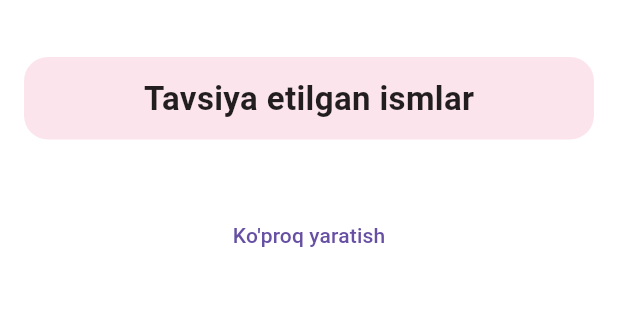
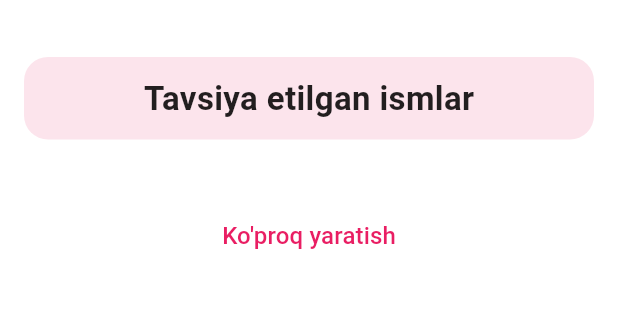
Before and after one commit to AkmaljonAbdirakhimov/name_me, a Flutter app: the NameSuggestionsScreen screen opened directly, on a phone screen of 412 x 824 dp, the part 63-383 px from its top. Run offline on Flutter 3.47's test engine with Material 3 defaults, Android fonts, the phone set to English and light mode, and no system bars; our stand-ins replace dio, easy_localization, equatable, flutter_bloc, flutter_dotenv, get_it and 3 more; accounts and stored records are empty; Roboto replaces fonts that are missing (Poppins).

Commit message:
load more

```diff
--- a/lib/application/name_suggestions/name_suggestions_bloc.dart
+++ b/lib/application/name_suggestions/name_suggestions_bloc.dart
@@ -113,6 +113,7 @@ class NameSuggestionsBloc
         favoriteSuggestions: favoriteSuggestions,
       ));
     } catch (e) {
+      print(e);
       emit(state.copyWith(error: e.toString()));
     }
   }
--- a/lib/application/name_suggestions/name_suggestions_event.dart
+++ b/lib/application/name_suggestions/name_suggestions_event.dart
@@ -5,7 +5,7 @@ sealed class NameSuggestionsEvent {
       NamePreference currentPreference) = _GenerateNames;
   const factory NameSuggestionsEvent.generateMoreNames(
       NamePreference currentPreference) = _GenerateMoreNames;
-  const factory NameSuggestionsEvent.save(NameSuggestion suggestion) =
+  const factory NameSuggestionsEvent.like(NameSuggestion suggestion) =
       _LikeName;
   const factory NameSuggestionsEvent.loadFavoriteNames() = _LoadFavoriteNames;
   const factory NameSuggestionsEvent.removeFavoriteName(int index) =
--- a/lib/domain/models/favorite_name_suggestion.dart
+++ b/lib/domain/models/favorite_name_suggestion.dart
@@ -1,6 +1,7 @@
 import 'package:hive/hive.dart';
 
 import '../../utils/utils.dart';
+import 'gender.dart';
 import 'name_suggestion.dart';
 
 part 'favorite_name_suggestion.g.dart';
--- /dev/null
+++ b/lib/domain/models/gender.dart
@@ -0,0 +1,13 @@
+import 'package:hive_flutter/hive_flutter.dart';
+
+part 'gender.g.dart';
+
+@HiveType(typeId: 0)
+enum Genders {
+  @HiveField(0)
+  boy,
+  @HiveField(1)
+  girl,
+  @HiveField(2)
+  both
+}
--- a/lib/domain/models/name_suggestion.dart
+++ b/lib/domain/models/name_suggestion.dart
@@ -1,6 +1,7 @@
 import 'package:equatable/equatable.dart';
 
 import '../../utils/utils.dart';
+import 'gender.dart';
 
 class NameSuggestion extends Equatable {
   final LocalizedString name;
--- a/lib/domain/services/favorite_name_service.dart
+++ b/lib/domain/services/favorite_name_service.dart
@@ -1,4 +1,5 @@
 import 'package:hive_flutter/hive_flutter.dart';
+import 'package:name_me/domain/models/gender.dart';
 
 import '../domain.dart';
 import '../models/favorite_name_suggestion.dart';
@@ -8,12 +9,14 @@ class FavoriteNamesService {
   late Box<FavoriteNameSuggestion> _box;
 
   Future<void> init() async {
+    Hive.registerAdapter(GendersAdapter());
     Hive.registerAdapter(FavoriteNameSuggestionAdapter());
     _box = await Hive.openBox<FavoriteNameSuggestion>(_boxName);
   }
 
   Future<void> likeName(NameSuggestion suggestion) async {
-    final favoriteSuggestion = FavoriteNameSuggestion.fromNameSuggestion(suggestion);
+    final favoriteSuggestion =
+        FavoriteNameSuggestion.fromNameSuggestion(suggestion);
     await _box.add(favoriteSuggestion);
   }
 
--- a/lib/presentation/screens/name_suggestions_screen.dart
+++ b/lib/presentation/screens/name_suggestions_screen.dart
@@ -84,10 +84,9 @@ class NameSuggestionsScreen extends StatelessWidget {
                   const SizedBox(height: 24),
                   ElevatedButton(
                     onPressed: () {
-                      Navigator.pushReplacement(context,
-                          MaterialPageRoute(builder: (ctx) {
-                        return const QuestionnaireScreen();
-                      }));
+                      context.read<NameSuggestionsBloc>().add(
+                          NameSuggestionsEvent.generateNames(
+                              state.currentPreference!));
                     },
                     style: ElevatedButton.styleFrom(
                       backgroundColor: Colors.pink.shade200,
@@ -103,6 +102,7 @@ class NameSuggestionsScreen extends StatelessWidget {
                       tr('try_again', context: context),
                       style: const TextStyle(
                         fontSize: 16,
+                        color: Colors.white,
                         fontWeight: FontWeight.bold,
                       ),
                     ),
@@ -141,7 +141,7 @@ class NameSuggestionsScreen extends StatelessWidget {
               Expanded(
                 child: ListView.builder(
                   padding:
-                      const EdgeInsets.only(left: 16, right: 16, bottom: 180),
+                      const EdgeInsets.only(left: 16, right: 16, bottom: 120),
                   itemCount: suggestions.length + 1,
                   itemBuilder: (context, index) {
                     if (index == suggestions.length && isGenerating) {
@@ -168,7 +168,13 @@ class NameSuggestionsScreen extends StatelessWidget {
                                     ));
                               }
                             },
-                            child: Text("generate_more".tr(context: context)),
+                            child: Text(
+                              "generate_more".tr(context: context),
+                              style: const TextStyle(
+                                color: Colors.pink,
+                                fontSize: 16,
+                              ),
+                            ),
                           ),
                         ),
                       );
@@ -182,7 +188,7 @@ class NameSuggestionsScreen extends StatelessWidget {
                       isFavorite: suggestion.isFavorite,
                       onSave: () {
                         context.read<NameSuggestionsBloc>().add(
-                              NameSuggestionsEvent.save(suggestions[index]),
+                              NameSuggestionsEvent.like(suggestions[index]),
                             );
                       },
                     );
--- a/lib/utils/constants/data.dart
+++ b/lib/utils/constants/data.dart
@@ -1,6 +1,4 @@
 import '../../domain/domain.dart';
-
-enum Genders { boy, girl, both }
 
 class AppConstants {
   static const questions = [
```
Also changed, not shown: lib/domain/services/generate_name_service.dart (+6 -4 lines), lib/domain/models/gender.g.dart (added).
